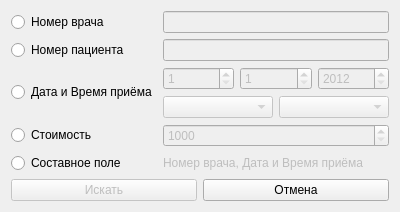
Above: searchappointmentdialog.ui from skrine525/fefu-fds-coursework before the change. Below: the same form after it.
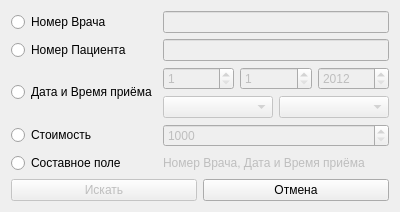
That is the form after the change.

The edit to the form file:
```diff
--- a/searchappointmentdialog.ui
+++ b/searchappointmentdialog.ui
@@ -36,7 +36,7 @@
      <item row="0" column="0">
       <widget class="QRadioButton" name="radioButtonDoctorPhone">
        <property name="text">
-        <string>Номер врача</string>
+        <string>Номер Врача</string>
        </property>
       </widget>
      </item>
@@ -57,7 +57,7 @@
      <item row="1" column="0">
       <widget class="QRadioButton" name="radioButtonPatientPhone">
        <property name="text">
-        <string>Номер пациента</string>
+        <string>Номер Пациента</string>
        </property>
       </widget>
      </item>
@@ -152,7 +152,7 @@
         <bool>false</bool>
        </property>
        <property name="text">
-        <string>Номер врача, Дата и Время приёма</string>
+        <string>Номер Врача, Дата и Время приёма</string>
        </property>
       </widget>
      </item>
```
